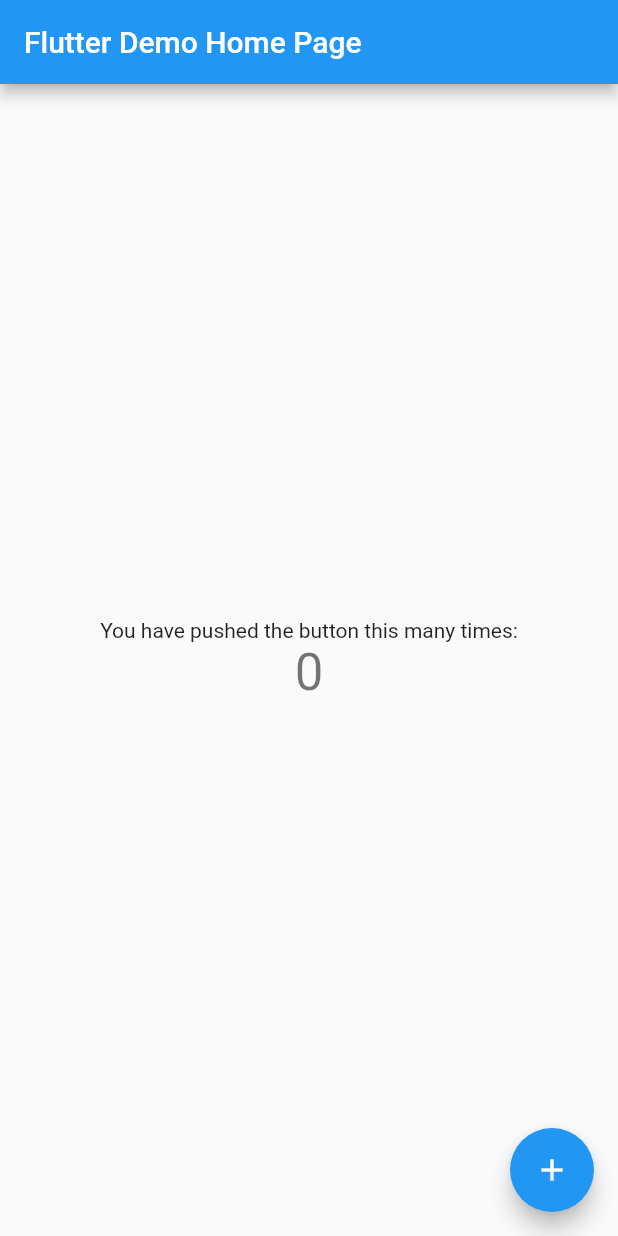
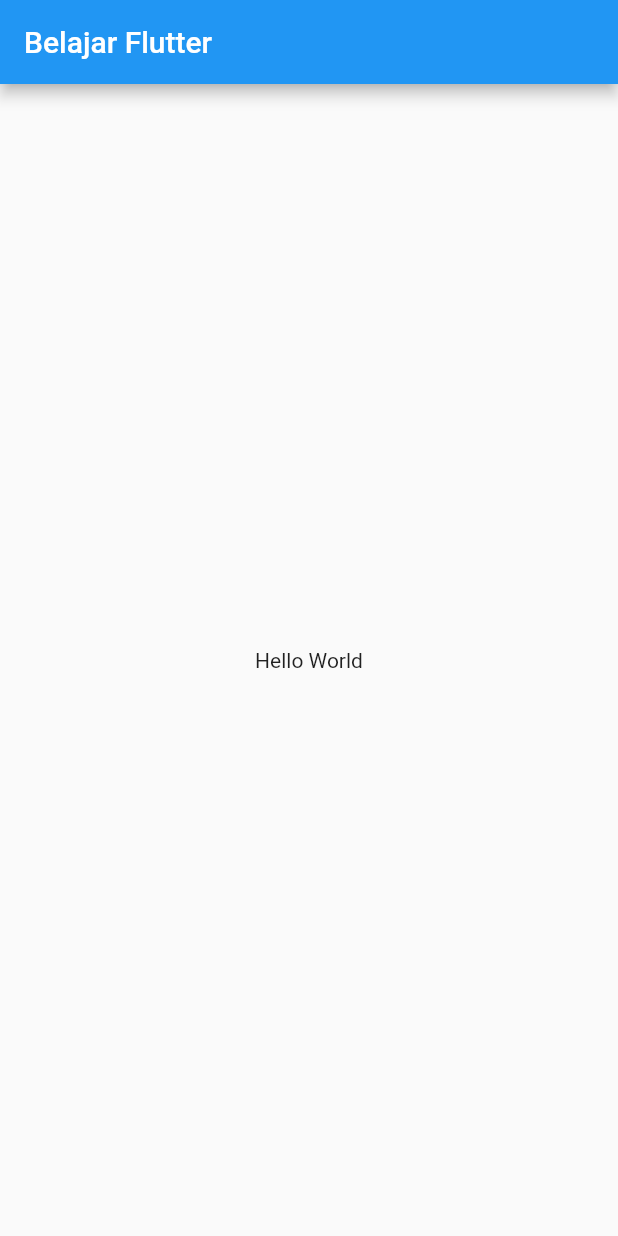
Before and after one commit to tutiwulandari/basic-flutter, a Flutter app: the screen it shows after launch, on a phone screen of 412 x 824 dp. Run offline on Flutter 3.47's test engine with Material 2 defaults, Android fonts, the phone set to English and light mode, and no system bars.

Commit message:
second commit

```diff
--- a/lib/main.dart
+++ b/lib/main.dart
@@ -5,40 +5,21 @@ void main() {
 }
 
 class MyApp extends StatelessWidget {
-  // This widget is the root of your application.
   @override
   Widget build(BuildContext context) {
     return MaterialApp(
       title: 'Flutter Demo',
       theme: ThemeData(
-        // This is the theme of your application.
-        //
-        // Try running your application with "flutter run". You'll see the
-        // application has a blue toolbar. Then, without quitting the app, try
-        // changing the primarySwatch below to Colors.green and then invoke
-        // "hot reload" (press "r" in the console where you ran "flutter run",
-        // or simply save your changes to "hot reload" in a Flutter IDE).
-        // Notice that the counter didn't reset back to zero; the application
-        // is not restarted.
         primarySwatch: Colors.blue,
       ),
-      home: MyHomePage(title: 'Flutter Demo Home Page'),
+      home: MyHomePage(title: 'Belajar Flutter'),
     );
   }
 }
 
+//constructor
 class MyHomePage extends StatefulWidget {
   MyHomePage({Key? key, required this.title}) : super(key: key);
-
-  // This widget is the home page of your application. It is stateful, meaning
-  // that it has a State object (defined below) that contains fields that affect
-  // how it looks.
-
-  // This class is the configuration for the state. It holds the values (in this
-  // case the title) provided by the parent (in this case the App widget) and
-  // used by the build method of the State. Fields in a Widget subclass are
-  // always marked "final".
-
   final String title;
 
   @override
@@ -46,68 +27,16 @@ class MyHomePage extends StatefulWidget {
 }
 
 class _MyHomePageState extends State<MyHomePage> {
-  int _counter = 0;
-
-  void _incrementCounter() {
-    setState(() {
-      // This call to setState tells the Flutter framework that something has
-      // changed in this State, which causes it to rerun the build method below
-      // so that the display can reflect the updated values. If we changed
-      // _counter without calling setState(), then the build method would not be
-      // called again, and so nothing would appear to happen.
-      _counter++;
-    });
-  }
 
   @override
   Widget build(BuildContext context) {
-    // This method is rerun every time setState is called, for instance as done
-    // by the _incrementCounter method above.
-    //
-    // The Flutter framework has been optimized to make rerunning build methods
-    // fast, so that you can just rebuild anything that needs updating rather
-    // than having to individually change instances of widgets.
     return Scaffold(
       appBar: AppBar(
-        // Here we take the value from the MyHomePage object that was created by
-        // the App.build method, and use it to set our appbar title.
         title: Text(widget.title),
       ),
       body: Center(
-        // Center is a layout widget. It takes a single child and positions it
-        // in the middle of the parent.
-        child: Column(
-          // Column is also a layout widget. It takes a list of children and
-          // arranges them vertically. By default, it sizes itself to fit its
-          // children horizontally, and tries to be as tall as its parent.
-          //
-          // Invoke "debug painting" (press "p" in the console, choose the
-          // "Toggle Debug Paint" action from the Flutter Inspector in Android
-          // Studio, or the "Toggle Debug Paint" command in Visual Studio Code)
-          // to see the wireframe for each widget.
-          //
-          // Column has various properties to control how it sizes itself and
-          // how it positions its children. Here we use mainAxisAlignment to
-          // center the children vertically; the main axis here is the vertical
-          // axis because Columns are vertical (the cross axis would be
-          // horizontal).
-          mainAxisAlignment: MainAxisAlignment.center,
-          children: <Widget>[
-            Text(
-              'You have pushed the button this many times:',
-            ),
-            Text(
-              '$_counter',
-              style: Theme.of(context).textTheme.headline4,
-            ),
-          ],
-        ),
+        child: Text('Hello World'),
       ),
-      floatingActionButton: FloatingActionButton(
-        onPressed: _incrementCounter,
-        tooltip: 'Increment',
-        child: Icon(Icons.add),
-      ), // This trailing comma makes auto-formatting nicer for build methods.
     );
   }
 }
```
